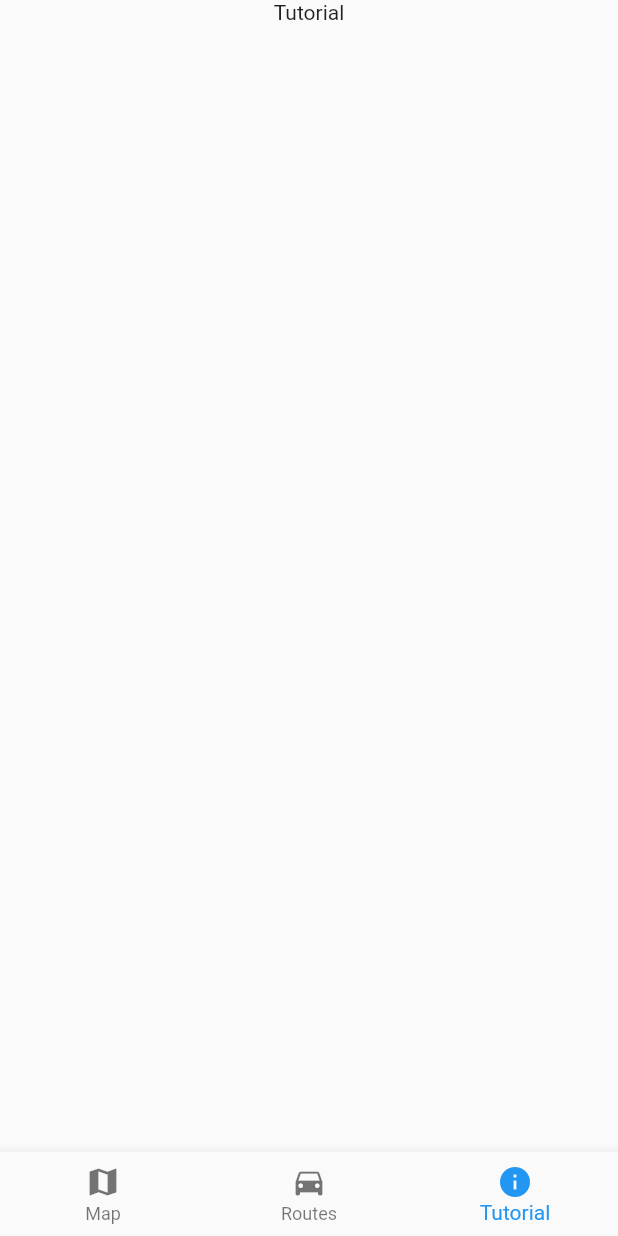
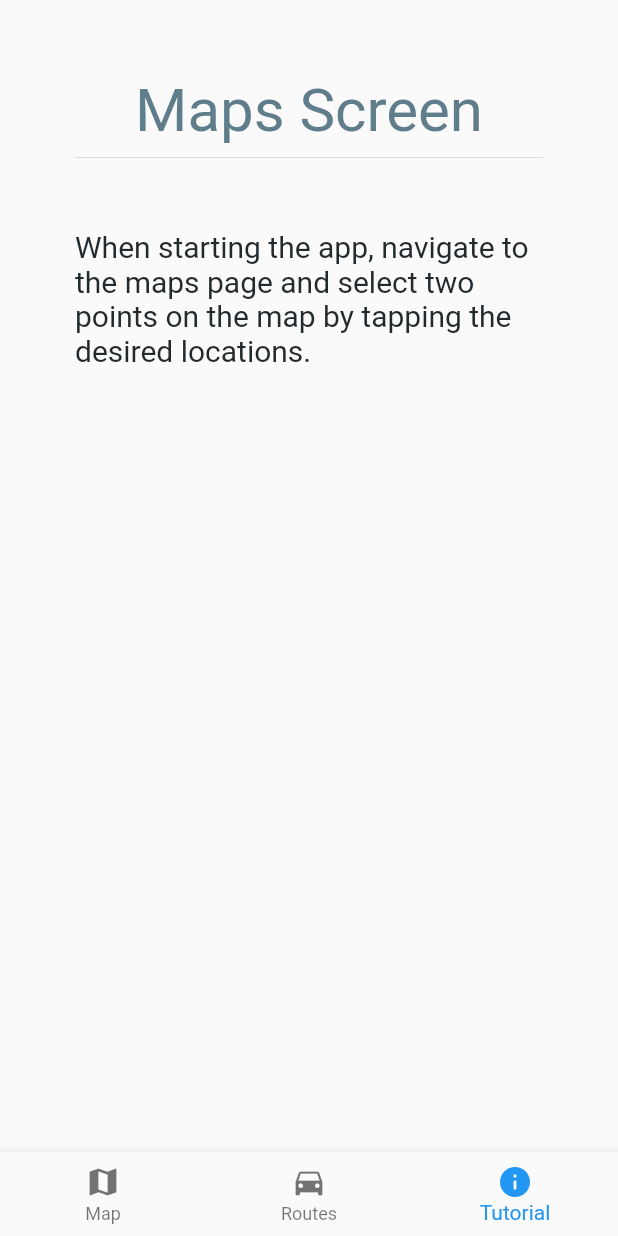
Before and after one commit to RyanOrth/RoadRisk, a Flutter app: the screen it shows after launch, item 3 of the bottom bar chosen, on a phone screen of 412 x 824 dp. Run offline on Flutter 3.47's test engine with Material 2 defaults, Android fonts, the phone set to English and light mode, and no system bars; our stand-ins replace flutter_html, flutter_map, latlong2; missing offline and left inert: flutter_polyline_points.

Commit message:
Added start of text to tutorial screen.

```diff
--- a/lib/screens/SettingsScreen.dart
+++ b/lib/screens/SettingsScreen.dart
@@ -12,9 +12,30 @@ class _SettingsScreenState extends State<SettingsScreen> {
 
   @override
   Widget build(BuildContext context) {
-    return Align(
-      alignment: Alignment.topCenter,
-      child: Text("Tutorial"),
+    return Container(
+      margin: const EdgeInsets.only(top: 50, left: 50, right: 50),
+      child: Column(
+        mainAxisAlignment: MainAxisAlignment.start,
+        //crossAxisAlignment: CrossAxisAlignment.start,
+        children: const <Widget>[
+          Text(
+            "Maps Screen",
+            style: TextStyle(
+              fontSize: 40,
+              color: Colors.blueGrey,
+            ),
+          ),
+          Divider(),
+          SizedBox(height: 40),
+          Text(
+            "When starting the app, navigate to the maps page and select two points on the map by tapping the desired locations.",
+            style: TextStyle(
+              fontSize: 20,
+              color: Color.fromARGB(255, 35, 42, 46),
+            ),
+          ),
+        ],
+      ),
     );
   }
 }
```
